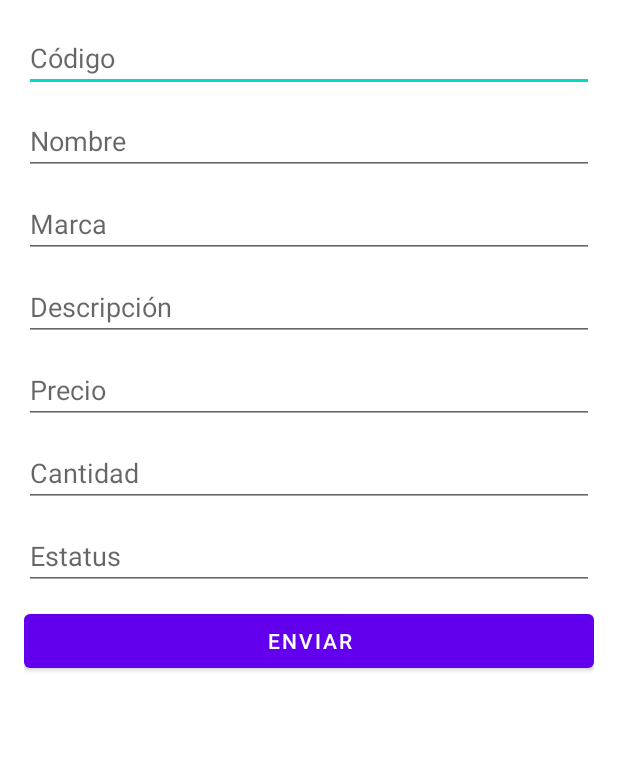
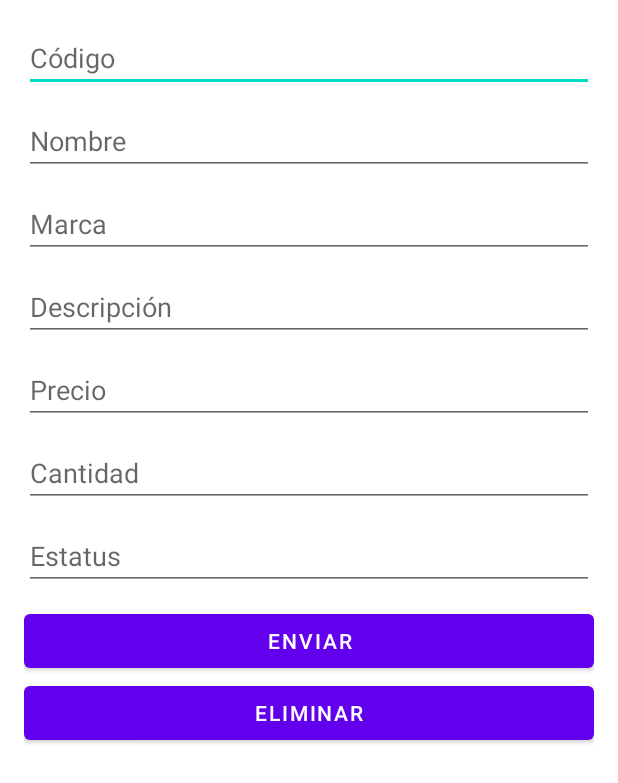
Before and after one commit to lemitOscar/AppProfe, an Android app: the layout fragment_datos_producto.xml on its own in the app's theme, with its tools: preview values and no code run, on a phone screen of 412 x 824 dp. Shown: the top 783 px of the screen. Run offline under Robolectric (Android 15) with nearby library versions, the phone set to English and light mode, and no system bars.

Commit message:
Se agrego la funcion de borrar
Crud completo de un catalogo
faltan detalles menores

```diff
--- a/app/src/main/res/layout/fragment_datos_producto.xml
+++ b/app/src/main/res/layout/fragment_datos_producto.xml
@@ -79,6 +79,12 @@
         android:layout_width="match_parent"
         android:layout_height="wrap_content"
         android:text="@string/txtbtng" />
+    <Button
+        android:id="@+id/idtxteliminarr"
+        android:layout_width="match_parent"
+        android:layout_height="wrap_content"
+        android:text="@string/txtbtnborrar" />
+
 
 
 </LinearLayout>
--- a/app/src/main/res/values/strings.xml
+++ b/app/src/main/res/values/strings.xml
@@ -27,5 +27,6 @@
     <string name="txtcantidad">Cantidad</string>
     <string name="txtesta">Estatus</string>
     <string name="txtbtng">Enviar</string>
+    <string name="txtbtnborrar">Eliminar</string>
 
 </resources>
```
Also changed, not shown: app/src/main/java/com/kranki/appprofe/ui/producto/DatosProducto.kt (+39 -14 lines).
